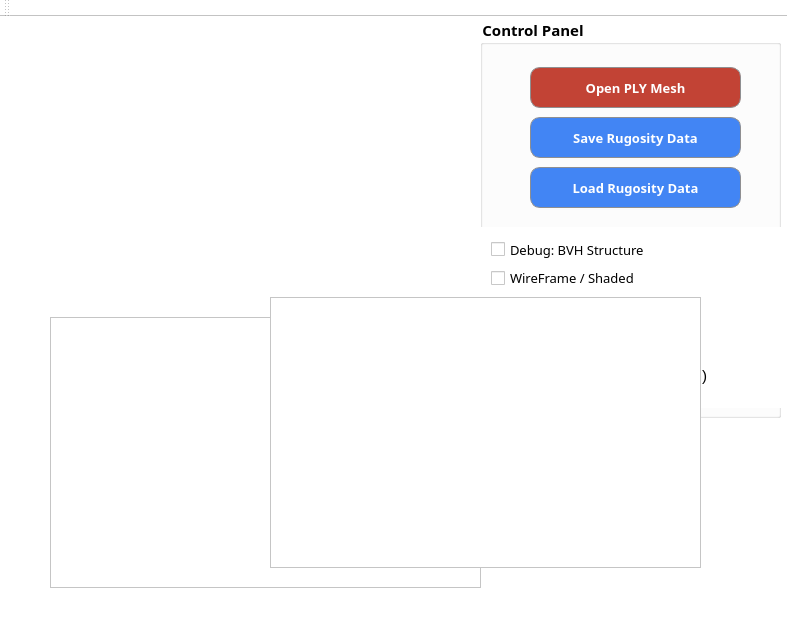
First picture: the form in CoralRugosity_Zhihao/mainwindow.ui, repository RyuZhihao123/CoralRugosity3D-Zhihao, before the edit.
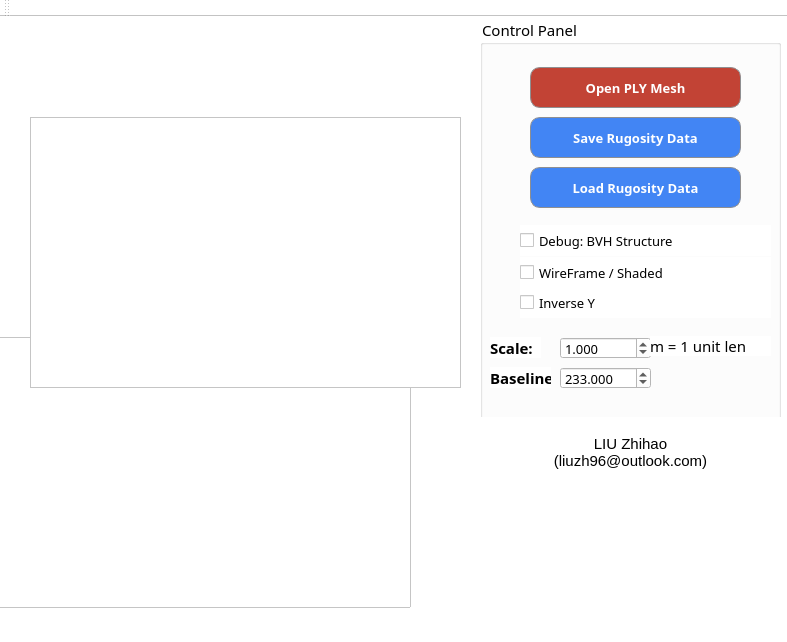
Second picture: the form after the edit. Custom widgets are drawn as their Qt base class.

Commit message: Add Scale Function

Patch:
```diff
--- a/CoralRugosity_Zhihao/mainwindow.ui
+++ b/CoralRugosity_Zhihao/mainwindow.ui
@@ -23,15 +23,15 @@
       <x>480</x>
       <y>0</y>
       <width>301</width>
-      <height>401</height>
+      <height>471</height>
      </rect>
     </property>
     <property name="font">
      <font>
       <family>微软雅黑</family>
       <pointsize>11</pointsize>
-      <weight>75</weight>
-      <bold>true</bold>
+      <weight>50</weight>
+      <bold>false</bold>
      </font>
     </property>
     <property name="styleSheet">
@@ -44,9 +44,9 @@
      <property name="geometry">
       <rect>
        <x>0</x>
-       <y>310</y>
+       <y>400</y>
        <width>301</width>
-       <height>81</height>
+       <height>71</height>
       </rect>
      </property>
      <property name="font">
@@ -63,57 +63,6 @@
       <set>Qt::AlignCenter</set>
      </property>
     </widget>
-    <widget class="QWidget" name="verticalLayoutWidget_2">
-     <property name="geometry">
-      <rect>
-       <x>0</x>
-       <y>210</y>
-       <width>301</width>
-       <height>101</height>
-      </rect>
-     </property>
-     <layout class="QVBoxLayout" name="verticalLayout_2">
-      <item>
-       <widget class="QCheckBox" name="ckbBVHS">
-        <property name="font">
-         <font>
-          <family>微软雅黑</family>
-          <pointsize>10</pointsize>
-         </font>
-        </property>
-        <property name="text">
-         <string>Debug: BVH Structure</string>
-        </property>
-       </widget>
-      </item>
-      <item>
-       <widget class="QCheckBox" name="ckbWireFrame">
-        <property name="font">
-         <font>
-          <family>微软雅黑</family>
-          <pointsize>10</pointsize>
-         </font>
-        </property>
-        <property name="text">
-         <string>WireFrame / Shaded</string>
-        </property>
-       </widget>
-      </item>
-      <item>
-       <widget class="QCheckBox" name="checkBox_6">
-        <property name="font">
-         <font>
-          <family>微软雅黑</family>
-          <pointsize>10</pointsize>
-         </font>
-        </property>
-        <property name="text">
-         <string>Inverse Y</string>
-        </property>
-       </widget>
-      </item>
-     </layout>
-    </widget>
     <widget class="QPushButton" name="pushButton">
      <property name="geometry">
       <rect>
@@ -258,12 +207,186 @@
       <string>Save Rugosity Data</string>
      </property>
     </widget>
+    <widget class="QCheckBox" name="ckbBVHS">
+     <property name="geometry">
+      <rect>
+       <x>40</x>
+       <y>208</y>
+       <width>251</width>
+       <height>31</height>
+      </rect>
+     </property>
+     <property name="font">
+      <font>
+       <family>微软雅黑</family>
+       <pointsize>10</pointsize>
+      </font>
+     </property>
+     <property name="text">
+      <string>Debug: BVH Structure</string>
+     </property>
+    </widget>
+    <widget class="QCheckBox" name="checkBox_6">
+     <property name="geometry">
+      <rect>
+       <x>40</x>
+       <y>270</y>
+       <width>251</width>
+       <height>31</height>
+      </rect>
+     </property>
+     <property name="font">
+      <font>
+       <family>微软雅黑</family>
+       <pointsize>10</pointsize>
+      </font>
+     </property>
+     <property name="text">
+      <string>Inverse Y</string>
+     </property>
+    </widget>
+    <widget class="QCheckBox" name="ckbWireFrame">
+     <property name="geometry">
+      <rect>
+       <x>40</x>
+       <y>240</y>
+       <width>251</width>
+       <height>31</height>
+      </rect>
+     </property>
+     <property name="font">
+      <font>
+       <family>微软雅黑</family>
+       <pointsize>10</pointsize>
+      </font>
+     </property>
+     <property name="text">
+      <string>WireFrame / Shaded</string>
+     </property>
+    </widget>
+    <widget class="QLabel" name="label_2">
+     <property name="geometry">
+      <rect>
+       <x>10</x>
+       <y>320</y>
+       <width>51</width>
+       <height>21</height>
+      </rect>
+     </property>
+     <property name="font">
+      <font>
+       <family>微软雅黑</family>
+       <pointsize>11</pointsize>
+       <weight>75</weight>
+       <bold>true</bold>
+      </font>
+     </property>
+     <property name="text">
+      <string>Scale:</string>
+     </property>
+    </widget>
+    <widget class="QLabel" name="label_3">
+     <property name="geometry">
+      <rect>
+       <x>10</x>
+       <y>350</y>
+       <width>61</width>
+       <height>21</height>
+      </rect>
+     </property>
+     <property name="font">
+      <font>
+       <family>微软雅黑</family>
+       <pointsize>11</pointsize>
+       <weight>75</weight>
+       <bold>true</bold>
+      </font>
+     </property>
+     <property name="text">
+      <string>Baseline:</string>
+     </property>
+    </widget>
+    <widget class="QDoubleSpinBox" name="spinBaseline">
+     <property name="geometry">
+      <rect>
+       <x>80</x>
+       <y>350</y>
+       <width>91</width>
+       <height>22</height>
+      </rect>
+     </property>
+     <property name="font">
+      <font>
+       <family>微软雅黑</family>
+       <pointsize>10</pointsize>
+      </font>
+     </property>
+     <property name="decimals">
+      <number>3</number>
+     </property>
+     <property name="minimum">
+      <double>0.001000000000000</double>
+     </property>
+     <property name="maximum">
+      <double>10000.000000000000000</double>
+     </property>
+     <property name="value">
+      <double>233.000000000000000</double>
+     </property>
+    </widget>
+    <widget class="QDoubleSpinBox" name="spinScale">
+     <property name="geometry">
+      <rect>
+       <x>80</x>
+       <y>320</y>
+       <width>91</width>
+       <height>22</height>
+      </rect>
+     </property>
+     <property name="font">
+      <font>
+       <family>微软雅黑</family>
+       <pointsize>10</pointsize>
+      </font>
+     </property>
+     <property name="decimals">
+      <number>3</number>
+     </property>
+     <property name="minimum">
+      <double>0.001000000000000</double>
+     </property>
+     <property name="maximum">
+      <double>10000.000000000000000</double>
+     </property>
+     <property name="value">
+      <double>1.000000000000000</double>
+     </property>
+    </widget>
+    <widget class="QLabel" name="label_4">
+     <property name="geometry">
+      <rect>
+       <x>170</x>
+       <y>319</y>
+       <width>121</width>
+       <height>20</height>
+      </rect>
+     </property>
+     <property name="font">
+      <font>
+       <family>微软雅黑</family>
+       <pointsize>11</pointsize>
+      </font>
+     </property>
+     <property name="text">
+      <string>m = 1 unit len</string>
+     </property>
+    </widget>
    </widget>
    <widget class="QtCharts::QChartView" name="graphicsView">
     <property name="geometry">
      <rect>
-      <x>50</x>
-      <y>300</y>
+      <x>-20</x>
+      <y>320</y>
       <width>431</width>
       <height>271</height>
      </rect>
@@ -272,8 +395,8 @@
    <widget class="QtCharts::QChartView" name="graphicsView_2">
     <property name="geometry">
      <rect>
-      <x>270</x>
-      <y>280</y>
+      <x>30</x>
+      <y>100</y>
       <width>431</width>
       <height>271</height>
      </rect>
```
The commit also changes 6 other files.
